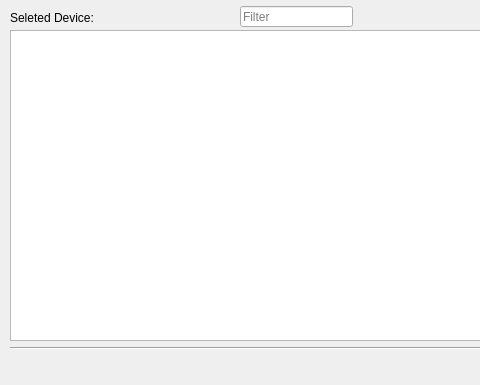
Qt form sel_device.ui (lunaleevip/RTT2UART) before a commit; both pictures show x 0 to 480 and y 0 to 385 of the 779 by 385 pixel window.
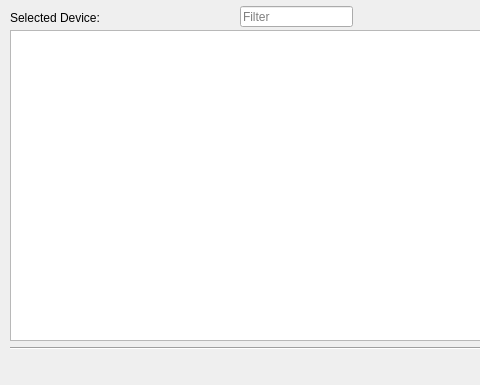
The same form after that commit.

Commit message: v2.2.1: Fix 5 critical bugs - filter tab duplication, data retention, regex UI removal, i18n support, dialog activation

What changed in the file:
```diff
--- a/sel_device.ui
+++ b/sel_device.ui
@@ -51,7 +51,7 @@
     </rect>
    </property>
    <property name="text">
-    <string>Seleted Device:</string>
+    <string>Selected Device:</string>
    </property>
   </widget>
   <widget class="QLabel" name="label_sel_dev">
```
The commit also changes 7 other files.
